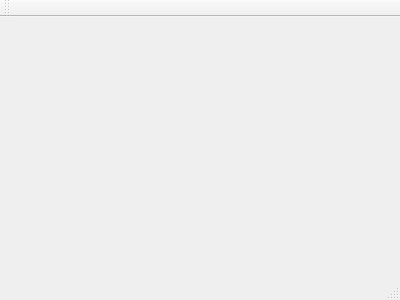
This is mainwindow.ui in code-lever/brigade-monitor-qt as Qt 5 draws it before an edit. The edited form follows.
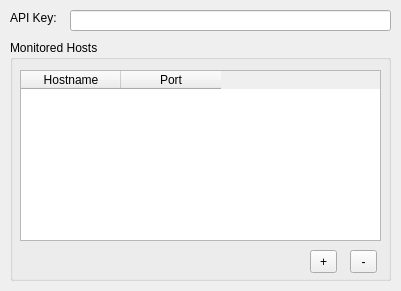
This is the edited form.

Commit message: Adding basic layout, add button

What changed in the file:
```diff
--- a/mainwindow.ui
+++ b/mainwindow.ui
@@ -1,24 +1,112 @@
 <ui version="4.0">
  <class>MainWindow</class>
- <widget class="QMainWindow" name="MainWindow" >
-  <property name="geometry" >
+ <widget class="QMainWindow" name="MainWindow">
+  <property name="geometry">
    <rect>
     <x>0</x>
     <y>0</y>
-    <width>400</width>
-    <height>300</height>
+    <width>401</width>
+    <height>291</height>
    </rect>
   </property>
   <property name="windowTitle" >
    <string>MainWindow</string>
   </property>
-  <widget class="QMenuBar" name="menuBar" />
-  <widget class="QToolBar" name="mainToolBar" />
-  <widget class="QWidget" name="centralWidget" />
-  <widget class="QStatusBar" name="statusBar" />
+  <widget class="QWidget" name="centralWidget">
+   <widget class="QLabel" name="keyLabel">
+    <property name="geometry">
+     <rect>
+      <x>10</x>
+      <y>10</y>
+      <width>62</width>
+      <height>16</height>
+     </rect>
+    </property>
+    <property name="text">
+     <string>API Key:</string>
+    </property>
+   </widget>
+   <widget class="QLineEdit" name="keyText">
+    <property name="geometry">
+     <rect>
+      <x>70</x>
+      <y>10</y>
+      <width>321</width>
+      <height>21</height>
+     </rect>
+    </property>
+   </widget>
+   <widget class="QGroupBox" name="hostsGroup">
+    <property name="geometry">
+     <rect>
+      <x>10</x>
+      <y>40</y>
+      <width>381</width>
+      <height>241</height>
+     </rect>
+    </property>
+    <property name="title">
+     <string>Monitored Hosts</string>
+    </property>
+    <widget class="QToolButton" name="addButton">
+     <property name="geometry">
+      <rect>
+       <x>300</x>
+       <y>210</y>
+       <width>27</width>
+       <height>23</height>
+      </rect>
+     </property>
+     <property name="text">
+      <string>+</string>
+     </property>
+    </widget>
+    <widget class="QToolButton" name="removeButton">
+     <property name="geometry">
+      <rect>
+       <x>340</x>
+       <y>210</y>
+       <width>27</width>
+       <height>23</height>
+      </rect>
+     </property>
+     <property name="text">
+      <string>-</string>
+     </property>
+    </widget>
+    <widget class="QTableWidget" name="tableWidget">
+     <property name="geometry">
+      <rect>
+       <x>10</x>
+       <y>30</y>
+       <width>361</width>
+       <height>171</height>
+      </rect>
+     </property>
+     <property name="showGrid">
+      <bool>true</bool>
+     </property>
+     <property name="columnCount">
+      <number>2</number>
+     </property>
+     <column>
+      <property name="text">
+       <string>Hostname</string>
+      </property>
+     </column>
+     <column>
+      <property name="text">
+       <string>Port</string>
+      </property>
+     </column>
+    </widget>
+   </widget>
+   <zorder>hostsGroup</zorder>
+   <zorder>keyLabel</zorder>
+   <zorder>keyText</zorder>
+  </widget>
  </widget>
- <layoutDefault spacing="6" margin="11" />
- <pixmapfunction></pixmapfunction>
+ <layoutdefault spacing="6" margin="11"/>
  <resources/>
  <connections/>
 </ui>
```
Left out of the diff: 27 changed lines with no effect on the pictures. The commit also changes 2 other files.
